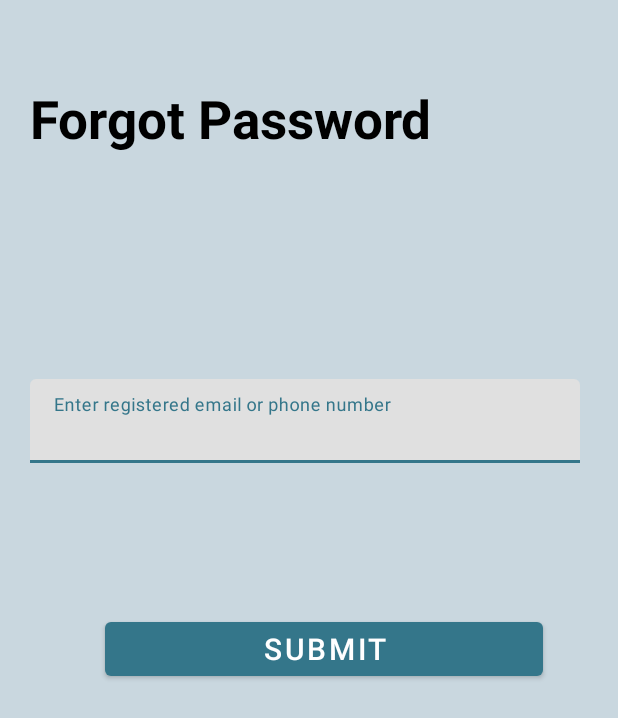
After one commit to dhruvpatidar359/HoysalaeElectronics, an Android app: the Forget_Password_Activity screen opened directly, with no data from a screen before it, on a phone screen of 412 x 824 dp. The commit adds this screen. Shown: the top 718 px of the screen. Run offline under Robolectric (Android 15) with nearby library versions, the phone set to English and light mode, and no system bars.

Commit message:
forget password screen added.(9-12-2022)

```diff
--- a/app/src/main/AndroidManifest.xml
+++ b/app/src/main/AndroidManifest.xml
@@ -12,7 +12,7 @@
         android:supportsRtl="true"
         android:theme="@style/Theme.HoysalaElectronics">
         <activity
-            android:name=".Activity.new_user"
+            android:name=".Activity.new_userActivity"
             android:exported="false">
             <meta-data
                 android:name="android.app.lib_name"
@@ -31,6 +31,8 @@
         <activity
             android:name=".HomeActivity"
             android:exported="false" />
+        <activity android:name=".Activity.Forget_Password_Activity"
+            android:exported="false"/>
         <activity
             android:name=".SplashActivity"
             android:exported="true"
--- /dev/null
+++ b/app/src/main/java/android/example/hoysalaelectronics/Activity/Forget_Password_Activity.kt
@@ -0,0 +1,12 @@
+package android.example.hoysalaelectronics.Activity
+
+import android.example.hoysalaelectronics.R
+import androidx.appcompat.app.AppCompatActivity
+import android.os.Bundle
+
+class Forget_Password_Activity : AppCompatActivity() {
+    override fun onCreate(savedInstanceState: Bundle?) {
+        super.onCreate(savedInstanceState)
+        setContentView(R.layout.activity_forget_password)
+    }
+}
--- a/app/src/main/java/android/example/hoysalaelectronics/Activity/LoginActivity.kt
+++ b/app/src/main/java/android/example/hoysalaelectronics/Activity/LoginActivity.kt
@@ -2,7 +2,6 @@ package android.example.hoysalaelectronics.Activity
 
 import android.annotation.SuppressLint
 import android.content.Intent
-import android.example.hoysalaelectronics.Fragments.Homefragment
 import android.example.hoysalaelectronics.HomeActivity
 import android.example.hoysalaelectronics.R
 import androidx.appcompat.app.AppCompatActivity
@@ -14,6 +13,7 @@ import android.widget.TextView
 class LoginActivity : AppCompatActivity() {
     lateinit var btn_login: Button
     lateinit var tv_register: TextView
+    lateinit var tv_forgetpassword: TextView
     lateinit var rl_newuser: RelativeLayout
 
     @SuppressLint("MissingInflatedId")
@@ -24,15 +24,29 @@ class LoginActivity : AppCompatActivity() {
       btn_login = findViewById(R.id.btn_login);
       tv_register = findViewById(R.id.tv_register);
       rl_newuser = findViewById(R.id.rl_newuser);
+      tv_forgetpassword = findViewById(R.id.tv_forgetpassword);
 
       btn_login.setOnClickListener{
+//          mutation Login($input: UsersPermissionsLoginInput!) {
+//          login(input: $input) {
+//          jwt
+//          user {
+//              email
+//          }
+//      }
+//      }
           val intent = Intent(this, HomeActivity::class.java)
           startActivity(intent)
       }
 
         rl_newuser.setOnClickListener{
-          val intent = Intent(this, new_user::class.java)
+          val intent = Intent(this, new_userActivity::class.java)
           startActivity(intent)
       }
+
+        tv_forgetpassword.setOnClickListener{
+            val intent = Intent(this, Forget_Password_Activity::class.java)
+            startActivity(intent)
+        }
     }
 }
--- a/app/src/main/java/android/example/hoysalaelectronics/Activity/new_user.kt
+++ /dev/null
@@ -1,37 +0,0 @@
-package android.example.hoysalaelectronics.Activity
-
-import android.annotation.SuppressLint
-import android.content.Intent
-import android.example.hoysalaelectronics.HomeActivity
-import android.example.hoysalaelectronics.R
-import androidx.appcompat.app.AppCompatActivity
-import android.os.Bundle
-import android.widget.Button
-import android.widget.RelativeLayout
-import android.widget.TextView
-
-class new_user : AppCompatActivity() {
-    lateinit var btn_register: Button
-    lateinit var tv_sign_in: TextView
-    lateinit var rl_newuser: RelativeLayout
-
-    @SuppressLint("MissingInflatedId")
-    override fun onCreate(savedInstanceState: Bundle?) {
-        super.onCreate(savedInstanceState)
-        setContentView(R.layout.activity_new_user)
-
-        btn_register = findViewById(R.id.btn_register);
-        tv_sign_in = findViewById(R.id.tv_sign_in);
-        rl_newuser = findViewById(R.id.rl_newuser);
-
-        btn_register.setOnClickListener{
-            val intent = Intent(this, HomeActivity::class.java)
-            startActivity(intent)
-        }
-
-        rl_newuser.setOnClickListener{
-            val intent = Intent(this, LoginActivity::class.java)
-            startActivity(intent)
-        }
-    }
-}
--- /dev/null
+++ b/app/src/main/java/android/example/hoysalaelectronics/Activity/new_userActivity.kt
@@ -0,0 +1,37 @@
+package android.example.hoysalaelectronics.Activity
+
+import android.annotation.SuppressLint
+import android.content.Intent
+import android.example.hoysalaelectronics.HomeActivity
+import android.example.hoysalaelectronics.R
+import androidx.appcompat.app.AppCompatActivity
+import android.os.Bundle
+import android.widget.Button
+import android.widget.RelativeLayout
+import android.widget.TextView
+
+class new_userActivity : AppCompatActivity() {
+    lateinit var btn_register: Button
+    lateinit var tv_sign_in: TextView
+    lateinit var rl_newuser: RelativeLayout
+
+    @SuppressLint("MissingInflatedId")
+    override fun onCreate(savedInstanceState: Bundle?) {
+        super.onCreate(savedInstanceState)
+        setContentView(R.layout.activity_new_user)
+
+        btn_register = findViewById(R.id.btn_register);
+        tv_sign_in = findViewById(R.id.tv_sign_in);
+        rl_newuser = findViewById(R.id.rl_newuser);
+
+        btn_register.setOnClickListener{
+            val intent = Intent(this, HomeActivity::class.java)
+            startActivity(intent)
+        }
+
+        rl_newuser.setOnClickListener{
+            val intent = Intent(this, LoginActivity::class.java)
+            startActivity(intent)
+        }
+    }
+}
--- a/app/src/main/java/android/example/hoysalaelectronics/SplashActivity.kt
+++ b/app/src/main/java/android/example/hoysalaelectronics/SplashActivity.kt
@@ -1,7 +1,6 @@
 package android.example.hoysalaelectronics
 
 import android.content.Intent
-import android.example.hoysalaelectronics.HomeActivity
 import android.example.hoysalaelectronics.Activity.LoginActivity
 import android.os.Bundle
 import android.os.Handler
--- /dev/null
+++ b/app/src/main/res/layout/activity_forget_password.xml
@@ -0,0 +1,68 @@
+<?xml version="1.0" encoding="utf-8"?>
+<ScrollView xmlns:android="http://schemas.android.com/apk/res/android"
+    xmlns:app="http://schemas.android.com/apk/res-auto"
+    xmlns:tools="http://schemas.android.com/tools"
+    android:layout_width="match_parent"
+    android:layout_height="match_parent"
+    tools:context=".Activity.Forget_Password_Activity"
+    android:background="@color/background_default">
+    <RelativeLayout
+        android:layout_width="match_parent"
+        android:layout_height="match_parent">
+        <TextView
+            android:id="@+id/tv_forgetpassword"
+            android:layout_width="wrap_content"
+            android:layout_height="wrap_content"
+            android:text="Forgot Password"
+            android:textColor="@color/black"
+            android:textStyle="bold"
+            android:textSize="35sp"
+            android:layout_alignParentStart="true"
+            android:layout_alignParentEnd="true"
+            android:layout_alignParentTop="true"
+            android:layout_marginTop="55dp"
+            android:layout_marginStart="20dp">
+        </TextView>
+
+
+        <com.google.android.material.textfield.TextInputLayout
+            android:id="@+id/TI_email"
+            android:layout_width="match_parent"
+            android:layout_height="wrap_content"
+            android:layout_alignParentStart="true"
+            android:layout_alignParentEnd="true"
+            android:layout_below="@+id/tv_forgetpassword"
+            android:layout_marginTop="150dp"
+            android:layout_marginStart="20dp"
+            android:layout_marginEnd="25dp">
+
+            <com.google.android.material.textfield.TextInputEditText
+                android:layout_width="match_parent"
+                android:layout_height="wrap_content"
+                android:hint="Enter registered email or phone number"
+                android:layout_alignParentStart="true"
+                android:layout_alignParentEnd="true"
+                android:layout_below="@+id/tv_login"
+                android:inputType="textEmailAddress"/>
+
+        </com.google.android.material.textfield.TextInputLayout>
+
+
+        <Button
+            android:id="@+id/btn_submit"
+            android:layout_width="wrap_content"
+            android:layout_height="wrap_content"
+            android:layout_alignParentStart="true"
+            android:layout_alignParentEnd="true"
+            android:layout_below="@+id/TI_email"
+            android:text="Submit"
+            android:textColor="@color/white"
+            android:textSize="20dp"
+            android:layout_marginTop="100dp"
+            android:layout_marginStart="70dp"
+            android:layout_marginEnd="50dp">
+        </Button>
+
+    </RelativeLayout>
+
+</ScrollView>
--- a/app/src/main/res/layout/activity_new_user.xml
+++ b/app/src/main/res/layout/activity_new_user.xml
@@ -4,7 +4,7 @@
     xmlns:tools="http://schemas.android.com/tools"
     android:layout_width="match_parent"
     android:layout_height="match_parent"
-    tools:context=".Activity.new_user"
+    tools:context=".Activity.new_userActivity"
     android:background="@color/background_default">
 
     <RelativeLayout
```
Also changed, not shown: 89 other files.
